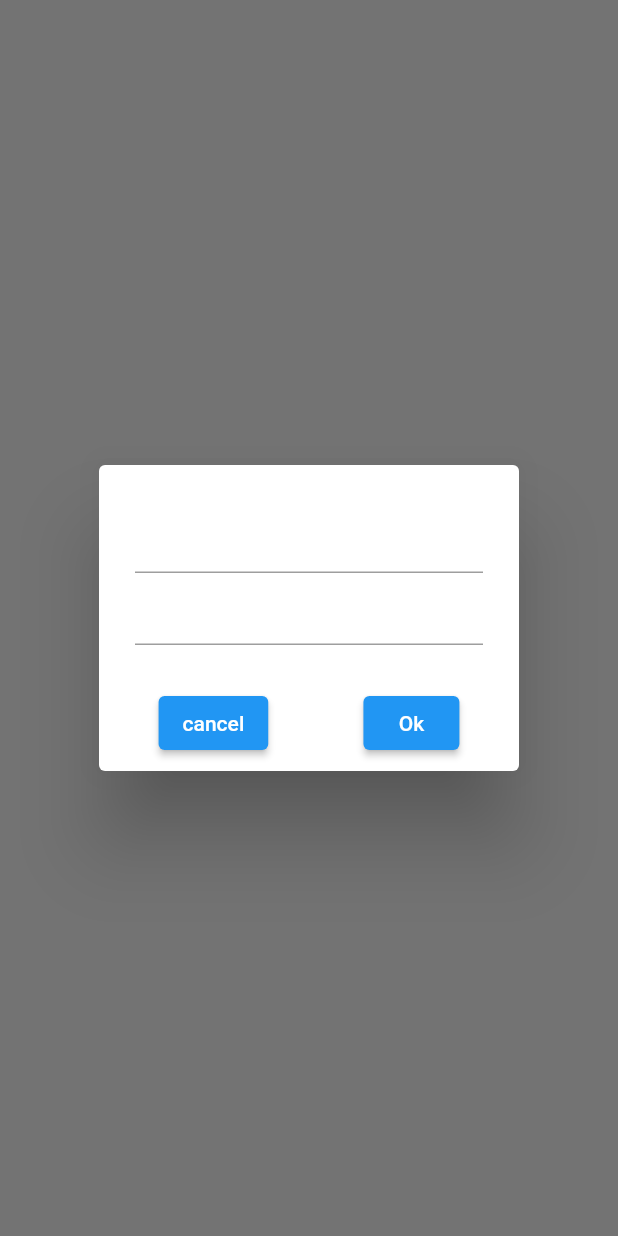
After one commit to Saniyasabarayeen/flutter-List, a Flutter app: the Alert screen opened directly, after a tap on "Button", on a phone screen of 412 x 824 dp. The commit adds this screen. Run offline on Flutter 3.47's test engine with Material 2 defaults, Android fonts, the phone set to English and light mode, and no system bars; our stand-ins replace fluttertoast.

Commit message:
Alert Dialog Box

```diff
--- /dev/null
+++ b/lib/Alert Dialog box/aleart.dart
@@ -0,0 +1,58 @@
+import 'package:demo/list/flutter%20catalog.dart';
+import 'package:flutter/material.dart';
+
+class Alert extends StatefulWidget {
+  const Alert({Key? key}) : super(key: key);
+
+  @override
+  _AlertState createState() => _AlertState();
+}
+
+class _AlertState extends State<Alert> {
+  @override
+  Widget build(BuildContext context) {
+    return Scaffold(
+      body: SafeArea(
+        child: Center(
+          child: ElevatedButton(
+            child: Text("Button"),
+            onPressed: () {
+              showDialog(
+                context: context,
+                builder: (context) {
+                  return AlertDialog(
+                    title: Column(
+                      children: [TextFormField(), TextFormField()],
+                    ),
+                    actions: [
+                      Row(
+                        mainAxisAlignment: MainAxisAlignment.spaceAround,
+                        children: [
+                          ElevatedButton(
+                              onPressed: () {
+                                Navigator.pop(context);
+                              },
+                              child: Text("cancel")),
+                          ElevatedButton(
+                              onPressed: () {
+                                Navigator.push(
+                                    context,
+                                    MaterialPageRoute(
+                                      builder: (context) => Catalog(),
+                                    ));
+                              },
+                              child: Text("Ok"))
+                        ],
+                      )
+
+                    ],
+                  );
+                },
+              );
+            },
+          ),
+        ),
+      ),
+    );
+  }
+}
--- a/lib/main.dart
+++ b/lib/main.dart
@@ -1,3 +1,4 @@
+import 'package:demo/Alert%20Dialog%20box/aleart.dart';
 import 'package:demo/login/lgin_page.dart';
 import 'package:flutter/material.dart';
 
@@ -17,7 +18,7 @@ class MyApp extends StatelessWidget {
     return MaterialApp(
       debugShowCheckedModeBanner: false,
 
-        home: const Catalog (),
+        home: const Alert(),
     );
   }
 }
```
